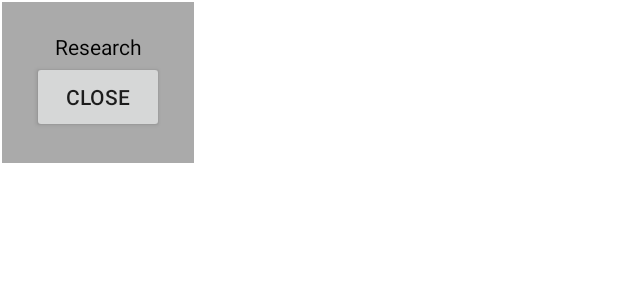
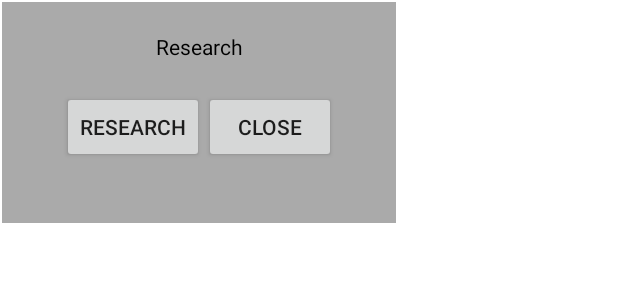
Before and after one commit to JoAnMontero/mapIntegrationApp, an Android app: the layout place_research_popup.xml on its own in the app's theme, with its tools: preview values and no code run, on a phone screen of 412 x 824 dp. Shown: the top 300 px of the screen. Run offline under Robolectric (Android 15) with nearby library versions, the light colour scheme and no system bars.

Commit message:
Places researching
- Added research button to the research place popup
- Added research in progress layout.
- When you click a place thats is in midresearch you see the time left.
- Added research completed layout.
- Tweaked the way markers carry information.
- Modified markerOnClickListener to search for the marker related item
in the markerCollection.
- Added required methods to the markerCollection.
- Other minor changes

```diff
--- a/app/src/main/java/uo/sdm/mapintegrationapp/business/MapManager.java
+++ b/app/src/main/java/uo/sdm/mapintegrationapp/business/MapManager.java
@@ -12,9 +12,6 @@ import com.google.android.gms.maps.model.LatLng;
 import uo.sdm.mapintegrationapp.persistence.PlacesDataSource;
 
 /**
- * Manager que extiende la funcionalidad del mapa y se encarga de gestionarlo.
- * Hola, soy jose y me gustan los hombres maduritos.
- * <p/>
  * Created by Hans on 27/12/2014.
  */
 public class MapManager {
@@ -41,7 +38,7 @@ public class MapManager {
         gameMap.setMapType(GoogleMap.MAP_TYPE_NORMAL);
 
         // Setting up the listener that shows popups on marker click
-        gameMap.setOnMarkerClickListener(new CustomOnMarkerClickListener(activity.getLayoutInflater(), gameMap, activity));
+        gameMap.setOnMarkerClickListener(new CustomOnMarkerClickListener(activity, gameMap, markerCollection));
 
         // Setting up an adapter to show custom InfoWindows on marker click
         gameMap.setInfoWindowAdapter(new MarkerInfoWindowAdapter(activity.getLayoutInflater()));
--- a/app/src/main/java/uo/sdm/mapintegrationapp/business/MarkerInfoWindowAdapter.java
+++ b/app/src/main/java/uo/sdm/mapintegrationapp/business/MarkerInfoWindowAdapter.java
@@ -29,7 +29,7 @@ public class MarkerInfoWindowAdapter implements GoogleMap.InfoWindowAdapter {
         View infoView = null;
         switch (MapElementType.valueOf(marker.getTitle())) {
             case Character:
-                infoView = inflater.inflate(R.layout.research_info_window, null);
+                //infoView = inflater.inflate(R.layout.research_info_window, null);
                 break;
             case Place:
                 break;
--- a/app/src/main/java/uo/sdm/mapintegrationapp/persistence/PlacesDataSource.java
+++ b/app/src/main/java/uo/sdm/mapintegrationapp/persistence/PlacesDataSource.java
@@ -44,7 +44,7 @@ public class PlacesDataSource {
         dbHelper.close();
     }
 
-    public Place createPlace(double lat, double lng, PlaceType type,boolean researching, long research_end) {
+    public Place createPlace(double lat, double lng, PlaceType type, boolean researching, long research_end) {
         final ContentValues values = new ContentValues();
 
         values.put(PlacesTable.COLUMN_LATITUDE, lat);
@@ -84,7 +84,7 @@ public class PlacesDataSource {
         research_end = cursor.getLong(5);
         cursor.close();
 
-        return (researching == false)? null:research_end;
+        return (researching == false) ? null : research_end;
     }
 
     public List<Place> getAllPlaces() {
--- a/app/src/main/res/layout/research_popup.xml
+++ b/app/src/main/res/layout/place_research_popup.xml
@@ -1,16 +1,18 @@
 <?xml version="1.0" encoding="utf-8"?>
 <LinearLayout xmlns:android="http://schemas.android.com/apk/res/android"
-    android:id="@+id/researchPopup"
-    android:layout_width="fill_parent"
-    android:layout_height="fill_parent"
+    android:id="@+id/place_research_popup"
     android:orientation="vertical"
+    android:layout_width="match_parent"
+    android:layout_height="match_parent"
     android:background="@android:color/background_light">
+
     <LinearLayout
         android:layout_width="wrap_content"
         android:layout_height="wrap_content"
         android:orientation="vertical"
         android:layout_margin="1dp"
         android:background="@android:color/darker_gray">
+
         <LinearLayout
             android:layout_width="wrap_content"
             android:layout_height="wrap_content"
@@ -20,18 +22,33 @@
             android:layout_gravity="center_horizontal|center">
 
             <TextView
-                android:id="@+id/researchPopup_label"
-                android:layout_width="fill_parent"
+                android:id="@+id/label"
+                android:layout_width="match_parent"
                 android:layout_height="wrap_content"
                 android:text="Research"
                 android:textColor="@android:color/black"
-                android:gravity="center"/>
+                android:gravity="center" />
 
-            <Button
-                android:id="@+id/researchPopup_button"
-                android:layout_width="fill_parent"
+            <LinearLayout
+                android:layout_width="wrap_content"
                 android:layout_height="wrap_content"
-                android:text="Close" />
+                android:orientation="horizontal"
+                android:layout_margin="20dp"
+                android:gravity="center_horizontal"
+                android:layout_gravity="center_horizontal|center">
+
+                <Button
+                    android:id="@+id/research"
+                    android:layout_width="match_parent"
+                    android:layout_height="wrap_content"
+                    android:text="Research" />
+
+                <Button
+                    android:id="@+id/dismiss"
+                    android:layout_width="match_parent"
+                    android:layout_height="wrap_content"
+                    android:text="Close" />
+            </LinearLayout>
         </LinearLayout>
     </LinearLayout>
 </LinearLayout>
```
Also changed, not shown: app/src/main/java/uo/sdm/mapintegrationapp/business/CustomOnMarkerClickListener.java (+69 -13 lines), app/src/main/java/uo/sdm/mapintegrationapp/business/MarkerCollection.java (+7 -0 lines), app/src/main/java/uo/sdm/mapintegrationapp/model/PlaceMapElement.java (+36 -1 lines), app/src/main/res/layout/place_research_completed_popup.xml (added, +38 -0 lines), app/src/main/res/layout/place_research_in_progress_popup.xml (added, +48 -0 lines).
